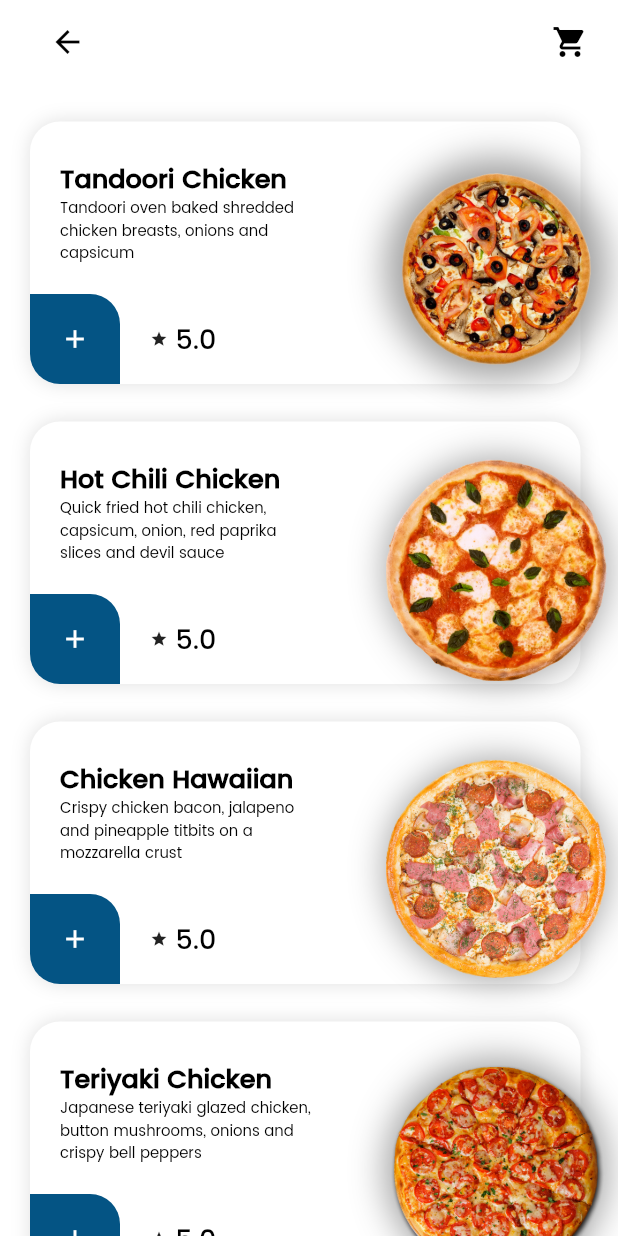
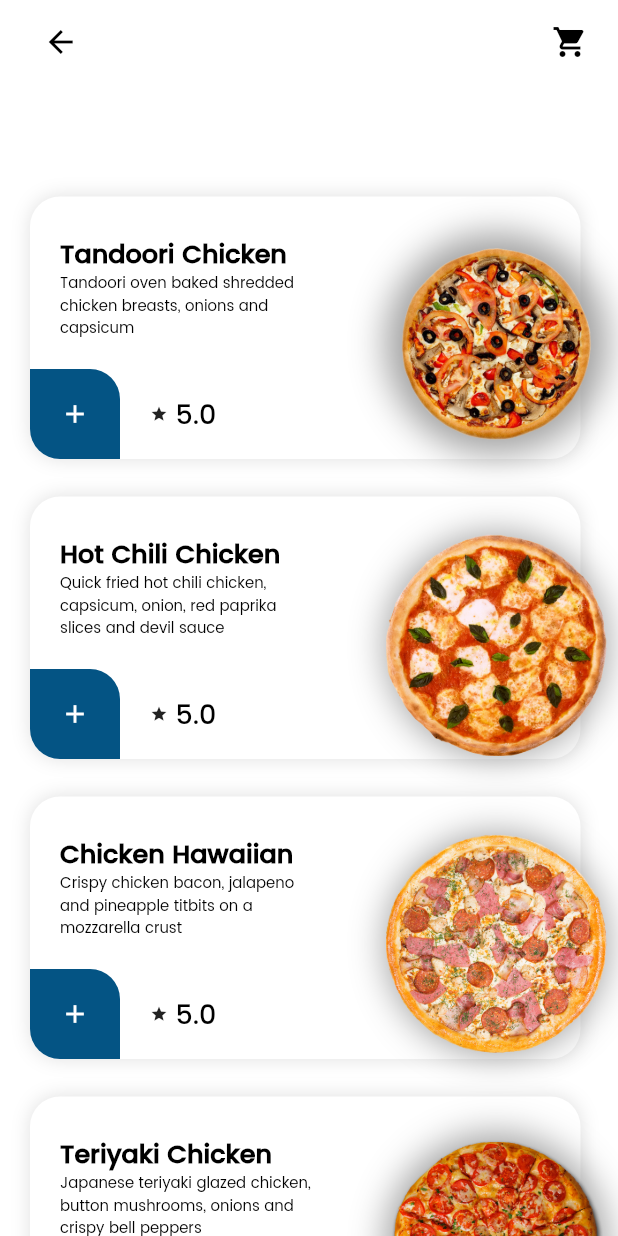
Before and after one commit to Dilshan97/Flutter-Dominos-Pizza-Clone-App, a Flutter app: the FoodCategory screen opened directly with empty values, on a phone screen of 412 x 824 dp. Run offline on Flutter 3.47's test engine with Material 2 defaults, Android fonts, the phone set to English and light mode, and no system bars; our stand-ins replace cloud_firestore, firebase_auth, firebase_core, flutter_svg; missing offline and left inert: dart:ffi; accounts and stored records are empty; network calls fail.

Commit message:
page header updated

```diff
--- a/lib/views/foodCategory/foodCategory.dart
+++ b/lib/views/foodCategory/foodCategory.dart
@@ -33,9 +33,12 @@ class _FoodCategoryState extends State<FoodCategory> {
           padding: const EdgeInsets.only(
             left: 25,
           ),
-          child: BackButton(
-            color: AppColors.black,
-            onPressed: () => Navigator.of(context).pushReplacement(
+          child: GestureDetector(
+            child: const Icon(
+              Icons.arrow_back,
+              color: AppColors.black,
+            ),
+            onTap: () => Navigator.of(context).pushReplacement(
               MaterialPageRoute(builder: (context) => const Home()),
             ),
           ),
@@ -53,6 +56,21 @@ class _FoodCategoryState extends State<FoodCategory> {
             ),
           )
         ],
+        bottom: PreferredSize(
+          preferredSize: const Size(10, 50),
+          child: Container(
+            alignment: Alignment.center,
+            color: AppColors.white,
+            constraints: const BoxConstraints.expand(height: 50),
+            child: CustomLabel(
+              label: widget.name,
+              textColor: AppColors.black,
+              fontWeight: FontWeight.w600,
+              textAlign: TextAlign.start,
+              fontSize: 18,
+            ),
+          ),
+        ),
       ),
       body: ListView(
         children: [
```
